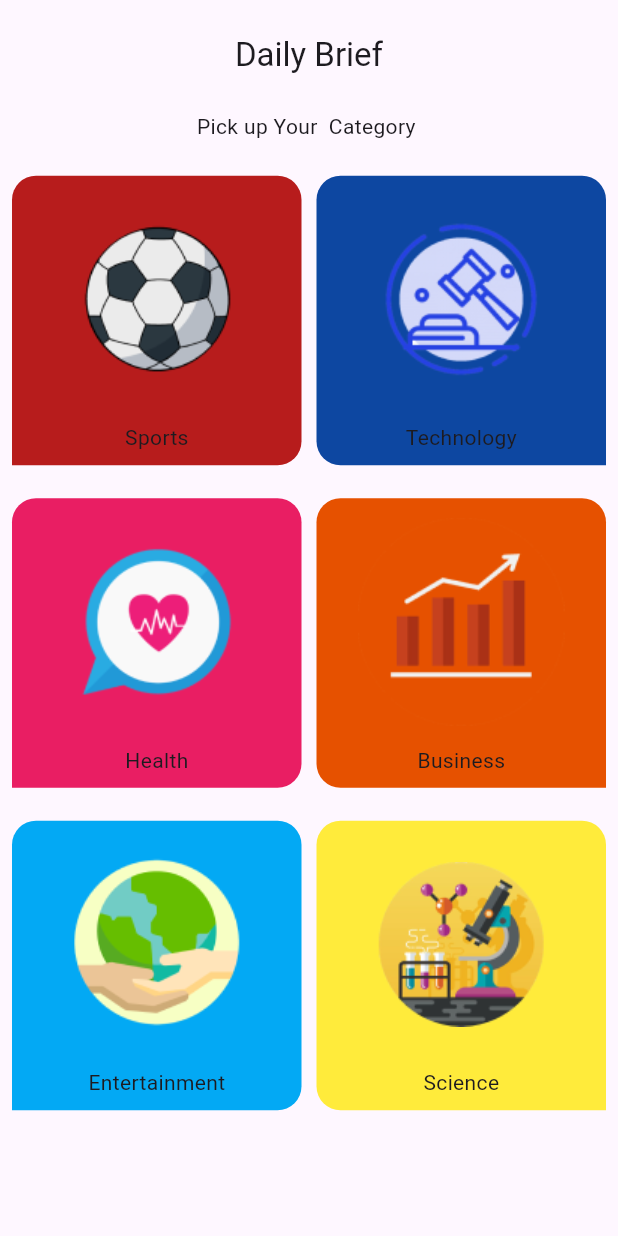
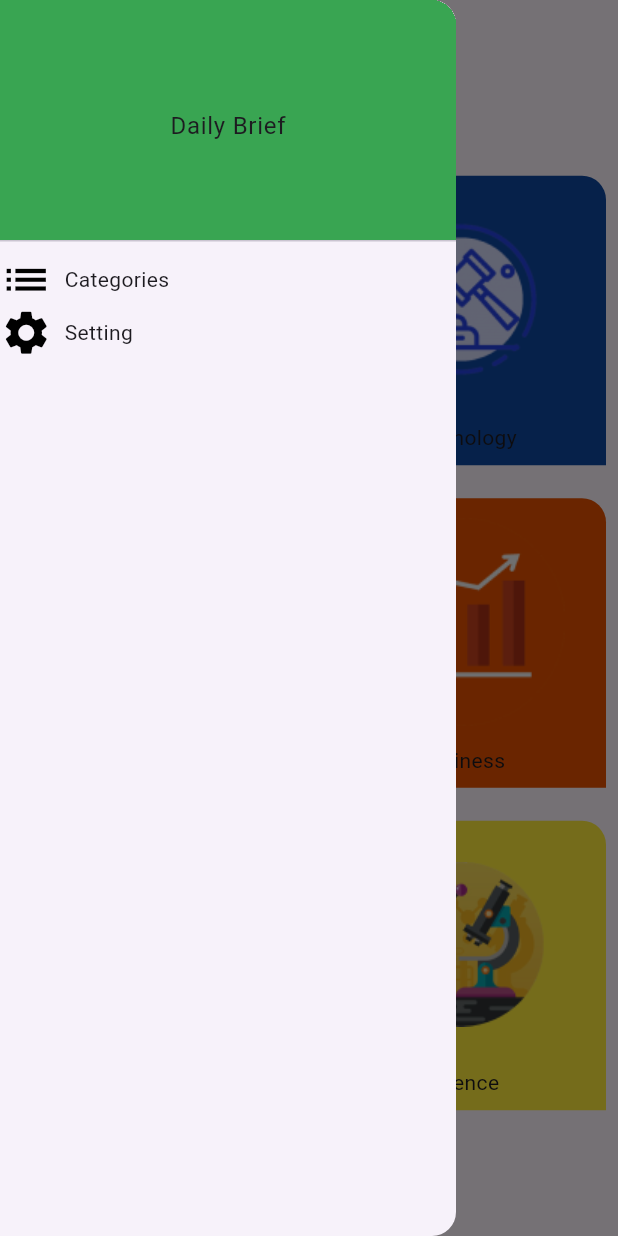
Before and after one commit to Mohamed-lalah/daily_brief, a Flutter app: the screen it shows after launch, with the side drawer open (before the commit the screen has no drawer), on a phone screen of 412 x 824 dp. Run offline on Flutter 3.47's test engine with Material 3 defaults, Android fonts, the phone set to English and light mode, and no system bars; our stand-ins replace cached_network_image.

Commit message:
Drawer widget design and logic is done

```diff
--- a/lib/ui/screens/home/home_screen.dart
+++ b/lib/ui/screens/home/home_screen.dart
@@ -2,6 +2,7 @@ import 'package:daily_brief/data/api/api_manager.dart';
 import 'package:daily_brief/model/category_model.dart';
 import 'package:daily_brief/ui/screens/home/tabs/categories/categories_tab.dart';
 import 'package:daily_brief/ui/screens/home/tabs/news/news_tab.dart';
+import 'package:daily_brief/ui/screens/home/tabs/settings/setting_tab.dart';
 import 'package:flutter/cupertino.dart';
 import 'package:flutter/material.dart';
 
@@ -23,7 +24,8 @@ class _HomeScreenState extends State<HomeScreen> {
 
   @override
   Widget build(BuildContext context) {
-    return WillPopScope(
+    return SafeArea(
+      child: WillPopScope(
         onWillPop: ()async{
           if (currentTab is! CategoriesTab){
             currentTab=CategoriesTab(categoryClick: onCategoryClick,) ;
@@ -35,6 +37,7 @@ class _HomeScreenState extends State<HomeScreen> {
 
         },
         child: Scaffold(
+          drawerEnableOpenDragGesture: false,
           appBar: AppBar(
             centerTitle: true,
             toolbarHeight: MediaQuery.of(context).size.height*0.09,
@@ -45,7 +48,9 @@ class _HomeScreenState extends State<HomeScreen> {
             ),
             title: Text("Daily Brief"),
           ),
+          drawer: buildDarwer(),
           body: currentTab
+        ),
       ),
     );
   }
@@ -55,4 +60,49 @@ class _HomeScreenState extends State<HomeScreen> {
     setState(() {});
 
   }
+
+   Widget buildDarwer() {
+    return  Drawer(
+      child: Column(
+        children: [
+          const DrawerHeader(
+              decoration: BoxDecoration(
+                color: Color(0xff39A552)
+              ),
+              child: Center(child: Text("Daily Brief"))),
+
+
+          buildDrawerRow("Categories",Icons.list,(){
+            currentTab= CategoriesTab(categoryClick: onCategoryClick,);
+            setState(() {});
+            Navigator.pop(context);
+          }),
+          buildDrawerRow("Setting", Icons.settings,(){
+            currentTab= SettingTab();
+            setState(() {});
+            Navigator.pop(context);
+
+
+          })
+        ],
+      ),
+
+    );
    }
+   Widget  buildDrawerRow(String title , IconData icon , Function onClick){
+    return InkWell(
+      onTap: (){
+        onClick();
+      },
+      child: Row(
+        children: [
+          Icon(icon,color: Colors.black ,size: 35,),
+          SizedBox(width: 8,),
+          Text(title),
+        ],
+      ),
+    );
+   }
+
+
+}
```
Also changed, not shown: lib/ui/screens/home/tabs/settings/setting_tab.dart (added, +10 -0 lines), 1 other file. Lines whose indentation alone changed are shown as unchanged.
